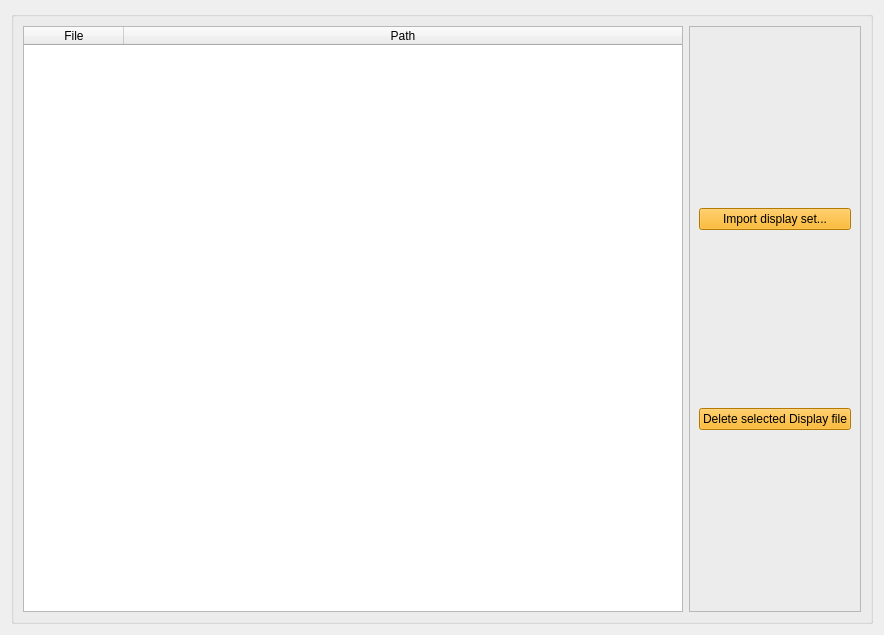
This is Source/GUI/Qt/displaymenu.ui in MediaArea/MediaConch_SourceCode as Qt 5 draws it before an edit. The edited form follows.
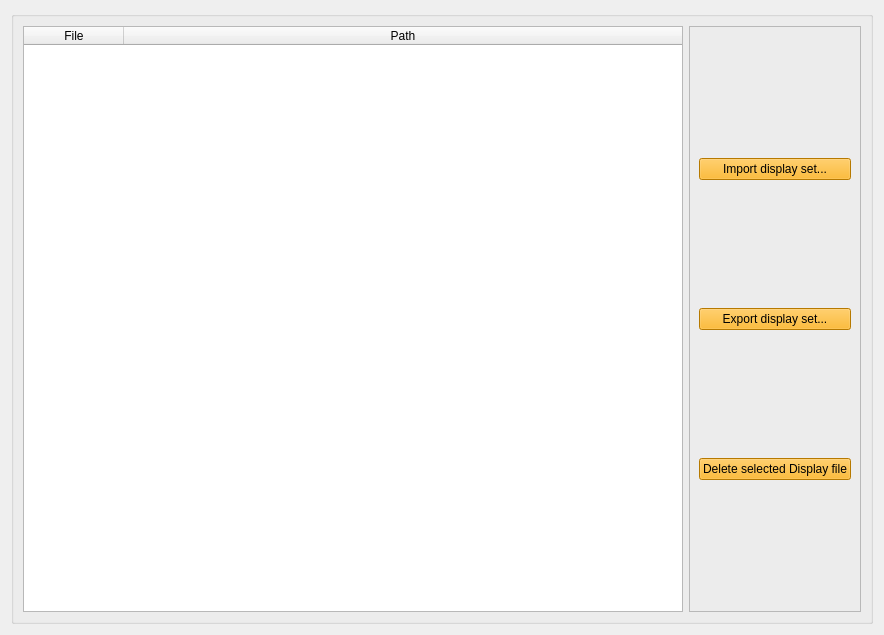
This is the edited form.

Commit message: GUI/QT: add a button to export file

```diff
--- a/Source/GUI/Qt/displaymenu.ui
+++ b/Source/GUI/Qt/displaymenu.ui
@@ -82,7 +82,7 @@
          <enum>QFrame::Raised</enum>
         </property>
         <layout class="QGridLayout" name="gridLayout">
-         <item row="4" column="0" colspan="2">
+         <item row="5" column="0" colspan="2">
           <widget class="QPushButton" name="deleteFile">
            <property name="focusPolicy">
             <enum>Qt::NoFocus</enum>
@@ -112,6 +112,21 @@
            </property>
           </widget>
          </item>
+         <item row="4" column="0" colspan="2">
+          <widget class="QPushButton" name="exportFile">
+           <property name="focusPolicy">
+            <enum>Qt::NoFocus</enum>
+           </property>
+           <property name="styleSheet">
+            <string notr="true">background-color: rgb(255, 170, 0);
+                  selection-background-color: rgb(255, 170, 0);
+                  </string>
+           </property>
+           <property name="text">
+            <string>Export display set...</string>
+           </property>
+          </widget>
+         </item>
         </layout>
        </widget>
       </item>
```
The commit also changes 4 other files.
